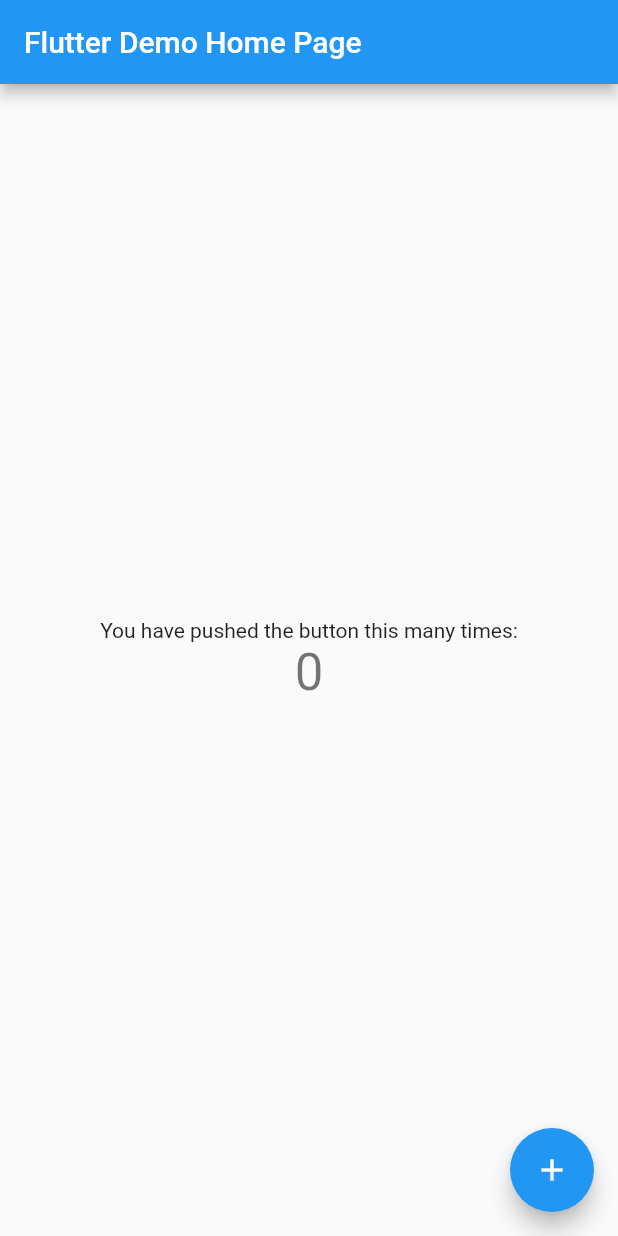
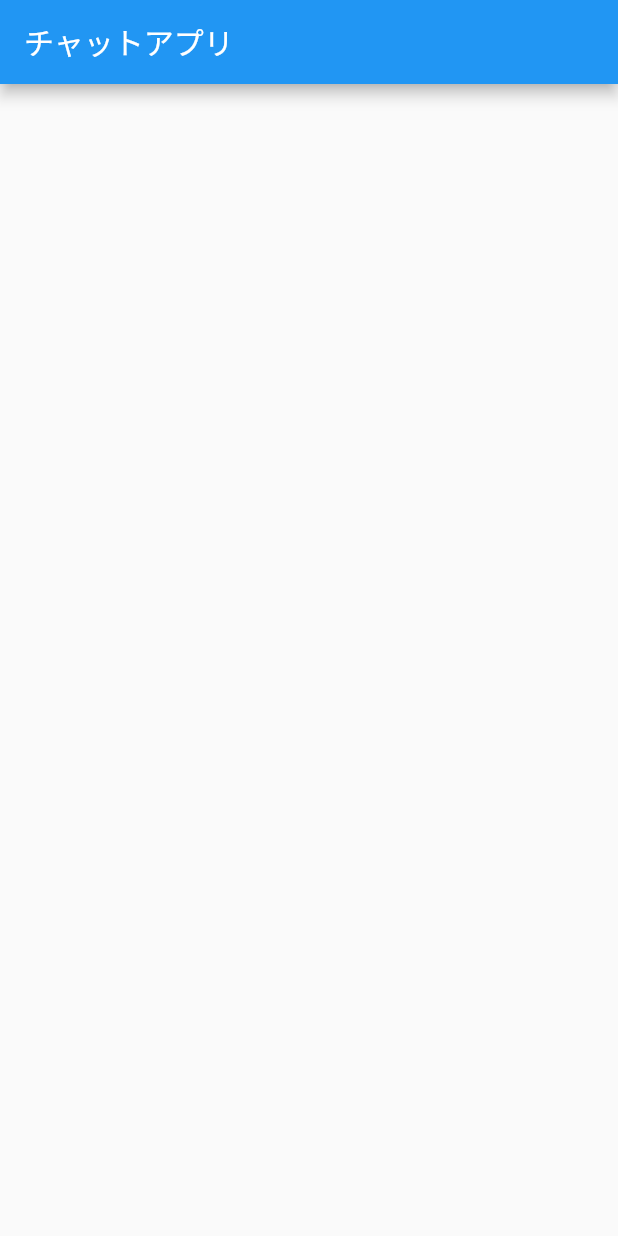
Before and after one commit to HikaruTokuda/flutter_chut_app, a Flutter app: the screen it shows after launch, on a phone screen of 412 x 824 dp. Run offline on Flutter 3.47's test engine with Material 2 defaults, Android fonts, the phone set to English and light mode, and no system bars.

Commit message:
TopPage作成

```diff
--- a/lib/main.dart
+++ b/lib/main.dart
@@ -1,4 +1,5 @@
 import 'package:flutter/material.dart';
+import 'package:flutter_chut_app/pages/top_page.dart';
 
 void main() {
   runApp(const MyApp());
@@ -14,54 +15,7 @@ class MyApp extends StatelessWidget {
       theme: ThemeData(
         primarySwatch: Colors.blue,
       ),
-      home: const MyHomePage(title: 'Flutter Demo Home Page'),
+      home: TopPage(),
     );
   }
 }
-
-class MyHomePage extends StatefulWidget {
-  const MyHomePage({Key? key, required this.title}) : super(key: key);
-
-  final String title;
-
-  @override
-  State<MyHomePage> createState() => _MyHomePageState();
-}
-
-class _MyHomePageState extends State<MyHomePage> {
-  int _counter = 0;
-
-  void _incrementCounter() {
-    setState(() {
-      _counter++;
-    });
-  }
-
-  @override
-  Widget build(BuildContext context) {
-    return Scaffold(
-      appBar: AppBar(
-        title: Text(widget.title),
-      ),
-      body: Center(
-        child: Column(
-          mainAxisAlignment: MainAxisAlignment.center,
-          children: <Widget>[
-            const Text(
-              'You have pushed the button this many times:',
-            ),
-            Text(
-              '$_counter',
-              style: Theme.of(context).textTheme.headline4,
-            ),
-          ],
-        ),
-      ),
-      floatingActionButton: FloatingActionButton(
-        onPressed: _incrementCounter,
-        tooltip: 'Increment',
-        child: const Icon(Icons.add),
-      ), // This trailing comma makes auto-formatting nicer for build methods.
-    );
-  }
-}
--- /dev/null
+++ b/lib/pages/top_page.dart
@@ -0,0 +1,19 @@
+import 'package:flutter/material.dart';
+
+class TopPage extends StatefulWidget {
+  const TopPage({Key? key}) : super(key: key);
+
+  @override
+  _TopPageState createState() => _TopPageState();
+}
+
+class _TopPageState extends State<TopPage> {
+  @override
+  Widget build(BuildContext context) {
+    return Scaffold(
+      appBar: AppBar(
+        title: Text('チャットアプリ'),
+      ),
+    );
+  }
+}
```
